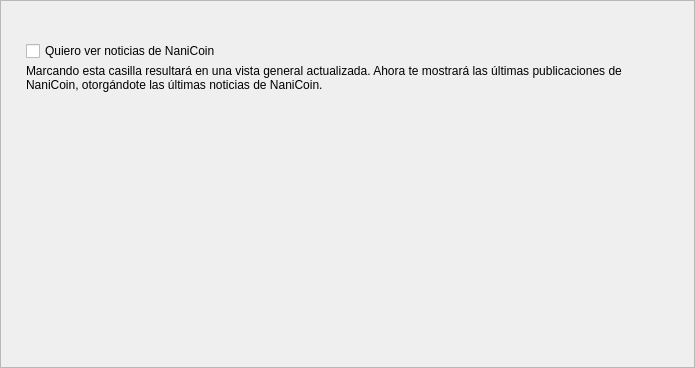
This is src/Gui/Options/PrivacyFrame.ui in SebastianBar/nanicoinwallet as Qt 5 draws it before an edit. The edited form follows.
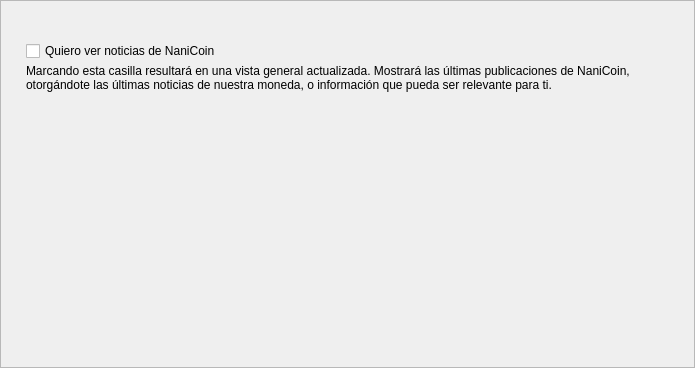
This is the edited form. Custom widgets are drawn as their Qt base class.

```diff
--- a/src/Gui/Options/PrivacyFrame.ui
+++ b/src/Gui/Options/PrivacyFrame.ui
@@ -78,7 +78,7 @@
       <item alignment="Qt::AlignTop">
        <widget class="WalletGui::WalletSmallGrayTextLabel" name="m_embeddedHelperLabel">
         <property name="text">
-         <string>Marcando esta casilla resultará en una vista general actualizada. Ahora te mostrará las últimas publicaciones de NaniCoin, otorgándote las últimas noticias de NaniCoin.</string>
+         <string>Marcando esta casilla resultará en una vista general actualizada. Mostrará las últimas publicaciones de NaniCoin, otorgándote las últimas noticias de nuestra moneda, o información que pueda ser relevante para ti.</string>
         </property>
         <property name="alignment">
          <set>Qt::AlignLeading|Qt::AlignLeft|Qt::AlignTop</set>
```
Left out of the diff: 3 changed lines with no effect on the pictures.
